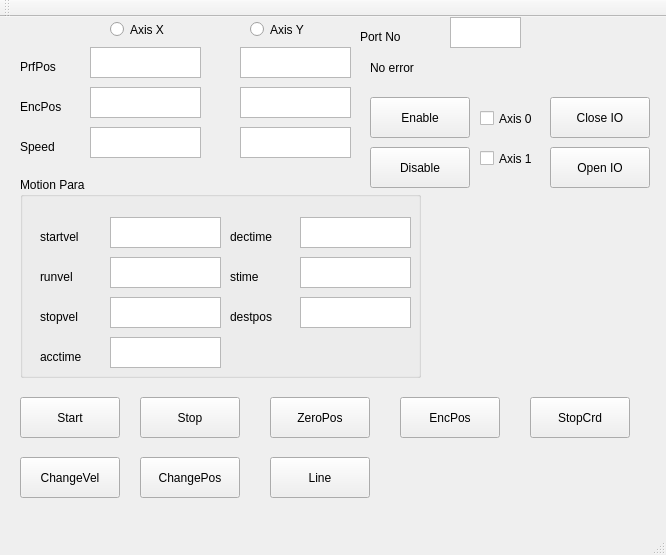
Old version of the form mainwindow.ui in the repository christopherouyang/wheelchair_controller.
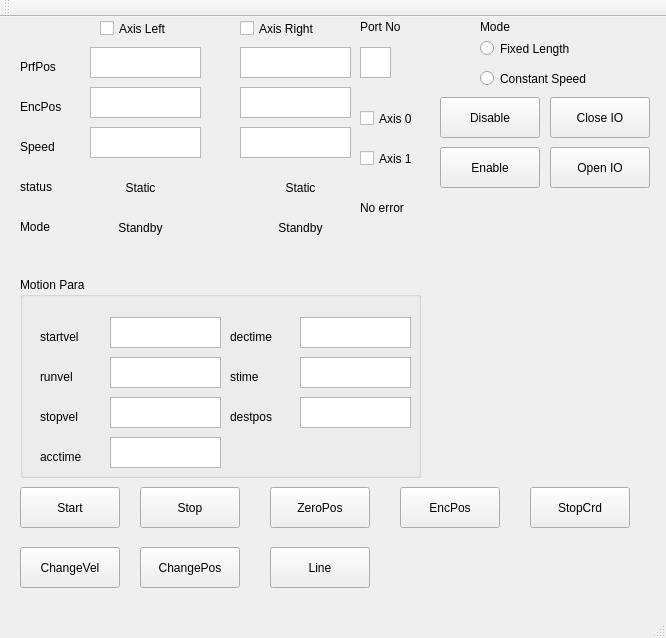
New version of the form.

The edit to the form file:
```diff
--- a/mainwindow.ui
+++ b/mainwindow.ui
@@ -7,7 +7,7 @@
     <x>0</x>
     <y>0</y>
     <width>666</width>
-    <height>555</height>
+    <height>638</height>
    </rect>
   </property>
   <property name="windowTitle">
@@ -131,37 +131,11 @@
      <bool>true</bool>
     </property>
    </widget>
-   <widget class="QRadioButton" name="radioButton_X">
-    <property name="geometry">
-     <rect>
-      <x>110</x>
-      <y>0</y>
-      <width>81</width>
-      <height>25</height>
-     </rect>
-    </property>
-    <property name="text">
-     <string>Axis X</string>
-    </property>
-   </widget>
-   <widget class="QRadioButton" name="radioButton_Y">
-    <property name="geometry">
-     <rect>
-      <x>250</x>
-      <y>0</y>
-      <width>81</width>
-      <height>25</height>
-     </rect>
-    </property>
-    <property name="text">
-     <string>Axis Y</string>
-    </property>
-   </widget>
    <widget class="QGroupBox" name="groupBox">
     <property name="geometry">
      <rect>
       <x>20</x>
-      <y>160</y>
+      <y>260</y>
       <width>401</width>
       <height>201</height>
      </rect>
@@ -355,9 +329,9 @@
    <widget class="QTextEdit" name="textEdit_PortNo">
     <property name="geometry">
      <rect>
-      <x>450</x>
-      <y>0</y>
-      <width>71</width>
+      <x>360</x>
+      <y>30</y>
+      <width>31</width>
       <height>31</height>
      </rect>
     </property>
@@ -369,7 +343,7 @@
     <property name="geometry">
      <rect>
       <x>360</x>
-      <y>10</y>
+      <y>0</y>
       <width>76</width>
       <height>19</height>
      </rect>
@@ -408,7 +382,7 @@
     <property name="geometry">
      <rect>
       <x>20</x>
-      <y>380</y>
+      <y>470</y>
       <width>100</width>
       <height>41</height>
      </rect>
@@ -421,7 +395,7 @@
     <property name="geometry">
      <rect>
       <x>140</x>
-      <y>380</y>
+      <y>470</y>
       <width>100</width>
       <height>41</height>
      </rect>
@@ -434,7 +408,7 @@
     <property name="geometry">
      <rect>
       <x>270</x>
-      <y>380</y>
+      <y>470</y>
       <width>100</width>
       <height>41</height>
      </rect>
@@ -447,7 +421,7 @@
     <property name="geometry">
      <rect>
       <x>400</x>
-      <y>380</y>
+      <y>470</y>
       <width>100</width>
       <height>41</height>
      </rect>
@@ -460,7 +434,7 @@
     <property name="geometry">
      <rect>
       <x>530</x>
-      <y>380</y>
+      <y>470</y>
       <width>100</width>
       <height>41</height>
      </rect>
@@ -472,8 +446,8 @@
    <widget class="QPushButton" name="pushButton_8">
     <property name="geometry">
      <rect>
-      <x>370</x>
-      <y>130</y>
+      <x>440</x>
+      <y>80</y>
       <width>100</width>
       <height>41</height>
      </rect>
@@ -486,7 +460,7 @@
     <property name="geometry">
      <rect>
       <x>270</x>
-      <y>440</y>
+      <y>530</y>
       <width>100</width>
       <height>41</height>
      </rect>
@@ -499,7 +473,7 @@
     <property name="geometry">
      <rect>
       <x>20</x>
-      <y>440</y>
+      <y>530</y>
       <width>100</width>
       <height>41</height>
      </rect>
@@ -512,7 +486,7 @@
     <property name="geometry">
      <rect>
       <x>140</x>
-      <y>440</y>
+      <y>530</y>
       <width>100</width>
       <height>41</height>
      </rect>
@@ -524,8 +498,8 @@
    <widget class="QPushButton" name="pushButton_12">
     <property name="geometry">
      <rect>
-      <x>370</x>
-      <y>80</y>
+      <x>440</x>
+      <y>130</y>
       <width>100</width>
       <height>41</height>
      </rect>
@@ -537,8 +511,8 @@
    <widget class="QLabel" name="label_11">
     <property name="geometry">
      <rect>
-      <x>370</x>
-      <y>40</y>
+      <x>360</x>
+      <y>180</y>
       <width>221</width>
       <height>21</height>
      </rect>
@@ -553,7 +527,7 @@
    <widget class="QCheckBox" name="checkBox">
     <property name="geometry">
      <rect>
-      <x>480</x>
+      <x>360</x>
       <y>90</y>
       <width>61</width>
       <height>23</height>
@@ -566,7 +540,7 @@
    <widget class="QCheckBox" name="checkBox_2">
     <property name="geometry">
      <rect>
-      <x>480</x>
+      <x>360</x>
       <y>130</y>
       <width>61</width>
       <height>23</height>
@@ -576,6 +550,173 @@
      <string>Axis 1</string>
     </property>
    </widget>
+   <widget class="QLabel" name="label_12">
+    <property name="geometry">
+     <rect>
+      <x>20</x>
+      <y>160</y>
+      <width>76</width>
+      <height>19</height>
+     </rect>
+    </property>
+    <property name="text">
+     <string>status</string>
+    </property>
+   </widget>
+   <widget class="QLabel" name="label_14">
+    <property name="geometry">
+     <rect>
+      <x>90</x>
+      <y>160</y>
+      <width>101</width>
+      <height>21</height>
+     </rect>
+    </property>
+    <property name="text">
+     <string>Static</string>
+    </property>
+    <property name="alignment">
+     <set>Qt::AlignCenter</set>
+    </property>
+    <property name="wordWrap">
+     <bool>false</bool>
+    </property>
+   </widget>
+   <widget class="QLabel" name="label_15">
+    <property name="geometry">
+     <rect>
+      <x>250</x>
+      <y>160</y>
+      <width>101</width>
+      <height>21</height>
+     </rect>
+    </property>
+    <property name="text">
+     <string>Static</string>
+    </property>
+    <property name="alignment">
+     <set>Qt::AlignCenter</set>
+    </property>
+    <property name="wordWrap">
+     <bool>false</bool>
+    </property>
+   </widget>
+   <widget class="QCheckBox" name="checkBox_3">
+    <property name="geometry">
+     <rect>
+      <x>100</x>
+      <y>0</y>
+      <width>92</width>
+      <height>23</height>
+     </rect>
+    </property>
+    <property name="text">
+     <string>Axis Left</string>
+    </property>
+   </widget>
+   <widget class="QCheckBox" name="checkBox_4">
+    <property name="geometry">
+     <rect>
+      <x>240</x>
+      <y>0</y>
+      <width>92</width>
+      <height>23</height>
+     </rect>
+    </property>
+    <property name="text">
+     <string>Axis Right</string>
+    </property>
+   </widget>
+   <widget class="QLabel" name="label_16">
+    <property name="geometry">
+     <rect>
+      <x>480</x>
+      <y>0</y>
+      <width>41</width>
+      <height>19</height>
+     </rect>
+    </property>
+    <property name="text">
+     <string>Mode</string>
+    </property>
+   </widget>
+   <widget class="QRadioButton" name="radioButton">
+    <property name="geometry">
+     <rect>
+      <x>480</x>
+      <y>20</y>
+      <width>112</width>
+      <height>23</height>
+     </rect>
+    </property>
+    <property name="text">
+     <string>Fixed Length</string>
+    </property>
+   </widget>
+   <widget class="QRadioButton" name="radioButton_2">
+    <property name="geometry">
+     <rect>
+      <x>480</x>
+      <y>50</y>
+      <width>131</width>
+      <height>23</height>
+     </rect>
+    </property>
+    <property name="text">
+     <string>Constant Speed</string>
+    </property>
+   </widget>
+   <widget class="QLabel" name="label_17">
+    <property name="geometry">
+     <rect>
+      <x>20</x>
+      <y>200</y>
+      <width>41</width>
+      <height>19</height>
+     </rect>
+    </property>
+    <property name="text">
+     <string>Mode</string>
+    </property>
+   </widget>
+   <widget class="QLabel" name="label_18">
+    <property name="geometry">
+     <rect>
+      <x>90</x>
+      <y>200</y>
+      <width>101</width>
+      <height>21</height>
+     </rect>
+    </property>
+    <property name="text">
+     <string>Standby</string>
+    </property>
+    <property name="alignment">
+     <set>Qt::AlignCenter</set>
+    </property>
+    <property name="wordWrap">
+     <bool>false</bool>
+    </property>
+   </widget>
+   <widget class="QLabel" name="label_19">
+    <property name="geometry">
+     <rect>
+      <x>250</x>
+      <y>200</y>
+      <width>101</width>
+      <height>21</height>
+     </rect>
+    </property>
+    <property name="text">
+     <string>Standby</string>
+    </property>
+    <property name="alignment">
+     <set>Qt::AlignCenter</set>
+    </property>
+    <property name="wordWrap">
+     <bool>false</bool>
+    </property>
+   </widget>
   </widget>
   <widget class="QMenuBar" name="menuBar">
    <property name="geometry">
```
